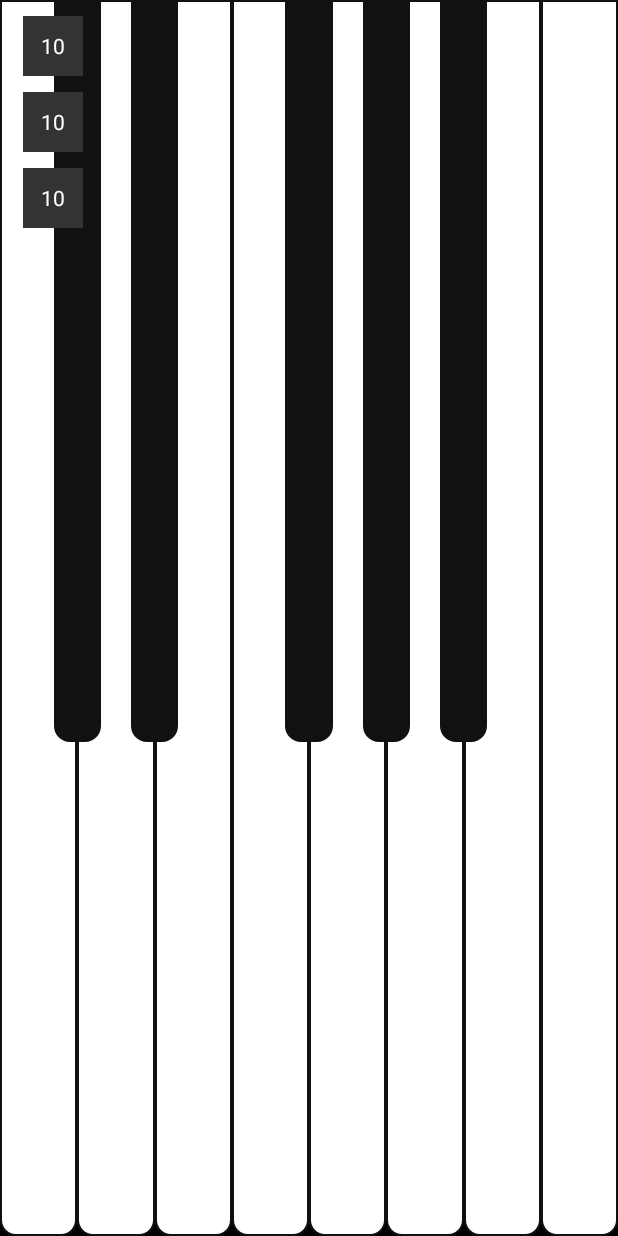
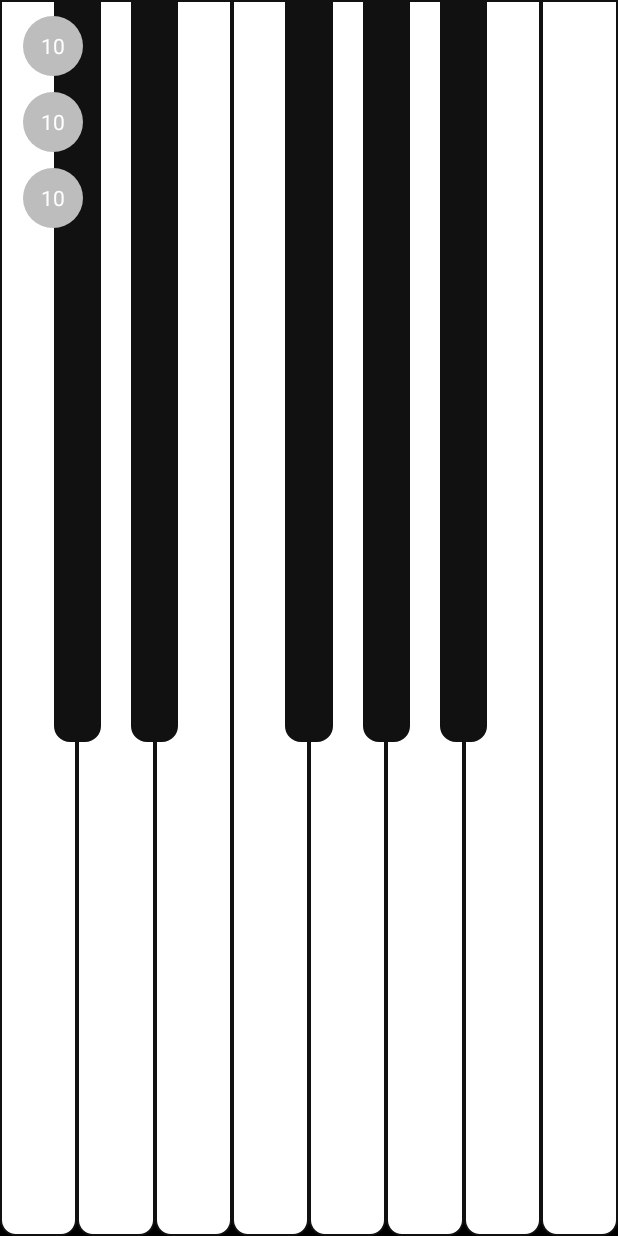
Before and after one commit to Mori-Atsushi/home-hackathon-android, an Android app: the layout activity_main.xml on its own in the app's theme, with its tools: preview values and no code run, on a phone screen of 412 x 824 dp. Run offline under Robolectric (Android 15) with nearby library versions, the light colour scheme and no system bars; plain views replace EpoxyRecyclerView.

Commit message:
Implement to show user info

```diff
--- /dev/null
+++ b/app/src/main/res/drawable/user_background.xml
@@ -0,0 +1,13 @@
+<?xml version="1.0" encoding="utf-8"?>
+<transition xmlns:android="http://schemas.android.com/apk/res/android">
+    <item>
+        <shape android:shape="oval">
+            <solid android:color="@color/user_background_disable" />
+        </shape>
+    </item>
+    <item>
+        <shape android:shape="oval">
+            <solid android:color="@color/user_background_enable" />
+        </shape>
+    </item>
+</transition>
--- a/app/src/main/res/layout/model_user.xml
+++ b/app/src/main/res/layout/model_user.xml
@@ -8,13 +8,18 @@
         <variable
             name="number"
             type="Integer" />
+
+        <variable
+            name="isDown"
+            type="Boolean" />
     </data>
 
     <FrameLayout
         android:layout_width="40dp"
         android:layout_height="40dp"
         android:layout_margin="5dp"
-        android:background="#333333">
+        android:background="@drawable/user_background"
+        app:transition_background="@{isDown}">
 
         <TextView
             android:layout_width="wrap_content"
--- a/app/src/main/res/values/colors.xml
+++ b/app/src/main/res/values/colors.xml
@@ -7,4 +7,6 @@
     <color name="black_key">#111111</color>
     <color name="stroke">#111111</color>
     <color name="white_key">#FFFFFF</color>
+    <color name="user_background_disable">#BDBDBD</color>
+    <color name="user_background_enable">#FF5252</color>
 </resources>
```
Also changed, not shown: app/src/main/kotlin/com/example/home_hackathon/ui/MainViewModel.kt (+35 -7 lines), app/src/main/kotlin/com/example/home_hackathon/ui/binding_adapter/ViewBindingAdapter.kt (+16 -0 lines), app/src/main/kotlin/com/example/home_hackathon/ui/user/UserController.kt (+5 -4 lines), app/src/main/kotlin/com/example/home_hackathon/ui/user/UserViewData.kt (added, +17 -0 lines).
